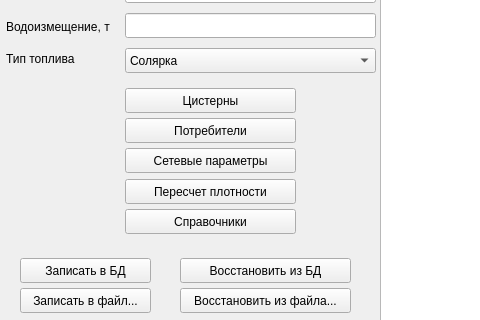
Old version of the form mainwindow.ui in the repository breton75/oprichnik; both pictures show x 0 to 480 and y 269 to 589 of the 801 by 713 pixel window.
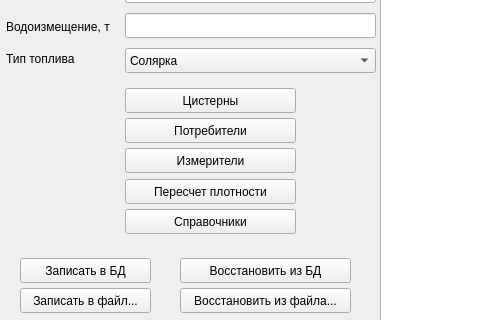
New version of the form. Icons and pictures are not drawn.

Diff of the .ui file:
```diff
--- a/mainwindow.ui
+++ b/mainwindow.ui
@@ -561,7 +561,7 @@
      </rect>
     </property>
     <property name="text">
-     <string>Сетевые параметры</string>
+     <string>Измерители</string>
     </property>
    </widget>
   </widget>
```
Left out of the diff: 2 changed lines with no effect on the pictures.
